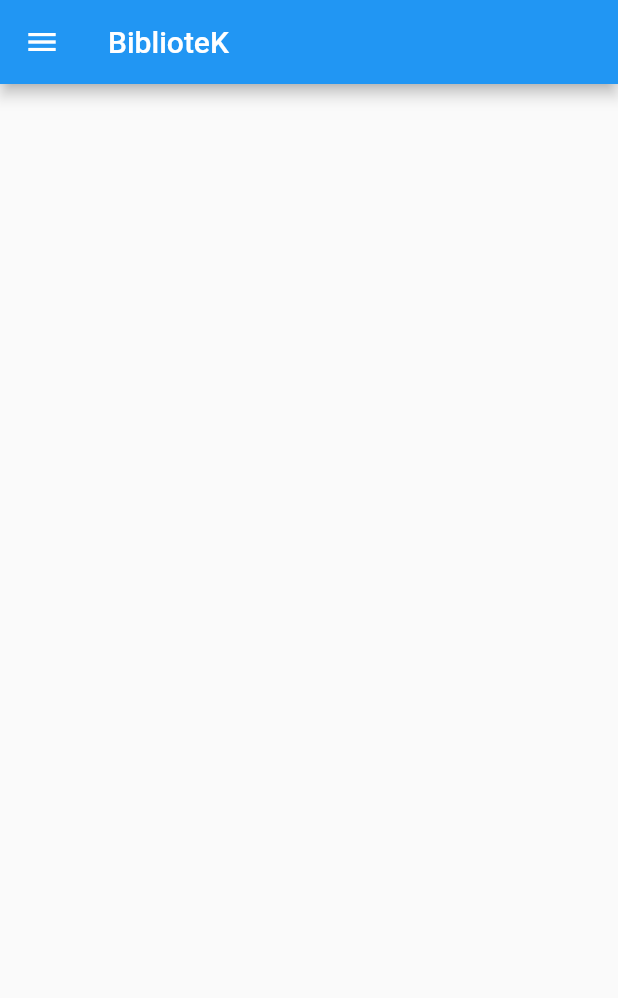
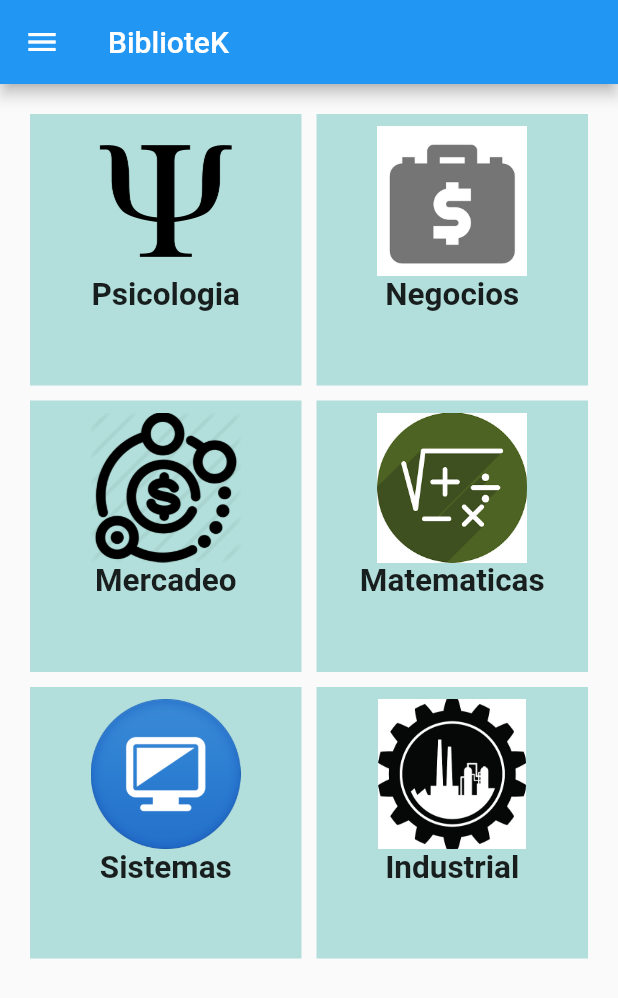
Before and after one commit to ginhart/ContruccionFlutter, a Flutter app: the PrincipalPage screen opened directly, on a phone screen of 412 x 824 dp. Shown: the top 998 px of the screen. Run offline on Flutter 3.47's test engine with Material 2 defaults, Android fonts, the phone set to English and light mode, and no system bars; missing offline and left inert: nice_button; network calls fail.

Commit message:
Basic main page

```diff
--- a/bibliotek/lib/views/principalpage.dart
+++ b/bibliotek/lib/views/principalpage.dart
@@ -1,8 +1,5 @@
-import 'package:bibliotek/main.dart';
-import 'package:bibliotek/views/systemslibrary.dart';
 import 'package:flutter/material.dart';
 import 'package:flutter/cupertino.dart';
-import 'package:nice_button/NiceButton.dart';
 import 'package:bibliotek/views/historiallibrary.dart';
 import './about.dart';
 
@@ -31,7 +28,7 @@ class PrincipalPage extends StatefulWidget {
 
 class _PrincipalPageState extends State<PrincipalPage> {
   @override
-  Widget build(BuildContext) {
+  Widget build(buildContext) {
     return new Scaffold(
       appBar: new AppBar(
         title: new Text("BiblioteK"),
@@ -47,7 +44,6 @@ class _PrincipalPageState extends State<PrincipalPage> {
               ),
             ),
             new ListTile(
-
               title: new Text('Historial'),
               onTap: () {
                 Navigator.push(
@@ -66,6 +62,87 @@ class _PrincipalPageState extends State<PrincipalPage> {
           ],
         ),
       ),
+      body: GridView.count(
+        primary: false,
+        padding: const EdgeInsets.all(20),
+        crossAxisSpacing: 10,
+        mainAxisSpacing: 10,
+        crossAxisCount: 2,
+        children: <Widget>[
+          Container(
+            padding: const EdgeInsets.all(8),
+            color: Colors.teal[100],
+            child: Column(children: <Widget>[
+              new Image.asset('assets/images/psicologia.png', height: 100),
+              new Text(
+                "Psicologia",
+                style: TextStyle(fontWeight: FontWeight.bold),
+                textScaleFactor: 1.5,
+              ),
+            ]),
+          ),
+          Container(
+            padding: const EdgeInsets.all(8),
+            color: Colors.teal[100],
+            child: Column(children: <Widget>[
+              new Image.asset('assets/images/negocios.png', height: 100),
+              new Text(
+                "Negocios",
+                style: TextStyle(fontWeight: FontWeight.bold),
+                textScaleFactor: 1.5,
+              ),
+            ]),
+          ),
+          Container(
+            padding: const EdgeInsets.all(8),
+            color: Colors.teal[100],
+            child: Column(children: <Widget>[
+              new Image.asset('assets/images/mercadeo.png', height: 100),
+              new Text(
+                "Mercadeo",
+                style: TextStyle(fontWeight: FontWeight.bold),
+                textScaleFactor: 1.5,
+              ),
+            ]),
+          ),
+          Container(
+            padding: const EdgeInsets.all(8),
+            color: Colors.teal[100],
+            child: Column(children: <Widget>[
+              new Image.asset('assets/images/matematicas.png', height: 100),
+              new Text(
+                "Matematicas",
+                style: TextStyle(fontWeight: FontWeight.bold),
+                textScaleFactor: 1.5,
+              ),
+            ]),
+          ),
+          Container(
+            padding: const EdgeInsets.all(8),
+            color: Colors.teal[100],
+            child: Column(children: <Widget>[
+              new Image.asset('assets/images/ing_sistemas.png', height: 100),
+              new Text(
+                "Sistemas",
+                style: TextStyle(fontWeight: FontWeight.bold),
+                textScaleFactor: 1.5,
+              ),
+            ]),
+          ),
+          Container(
+            padding: const EdgeInsets.all(8),
+            color: Colors.teal[100],
+            child: Column(children: <Widget>[
+              new Image.asset('assets/images/ing_industrial.jpg', height: 100),
+              new Text(
+                "Industrial",
+                style: TextStyle(fontWeight: FontWeight.bold),
+                textScaleFactor: 1.5,
+              ),
+            ]),
+          ),
+        ],
+      ),
     );
   }
 }
```
Also changed, not shown: bibliotek/pubspec.yaml (+7 -3 lines), bibliotek/assets/images/ing_industrial.jpg (added), bibliotek/assets/images/ing_sistemas.png (added), bibliotek/assets/images/matematicas.png (added), bibliotek/assets/images/mercadeo.png (added), bibliotek/assets/images/negocios.png (added), bibliotek/assets/images/psicologia.png (added), bibliotek/pubspec.lock.
